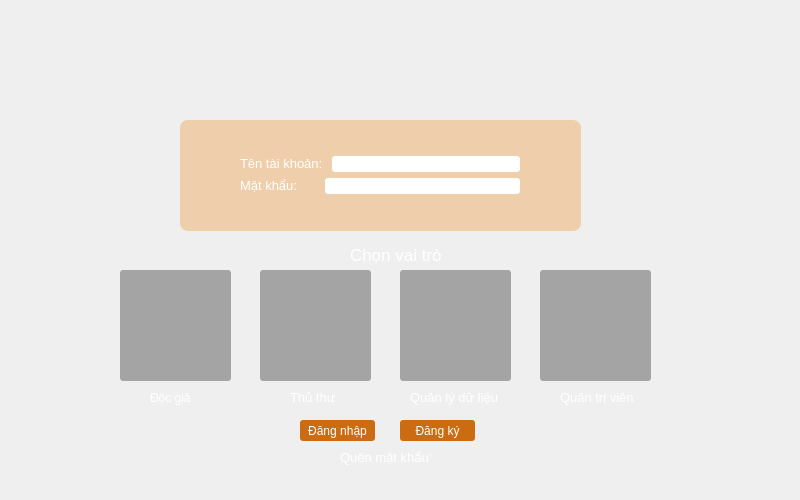
Old version of the form DevilTitan-LIBPRO-64/LIBPRO.ui in the repository DevilTitan/DevilTitan-LIBPRO-64.
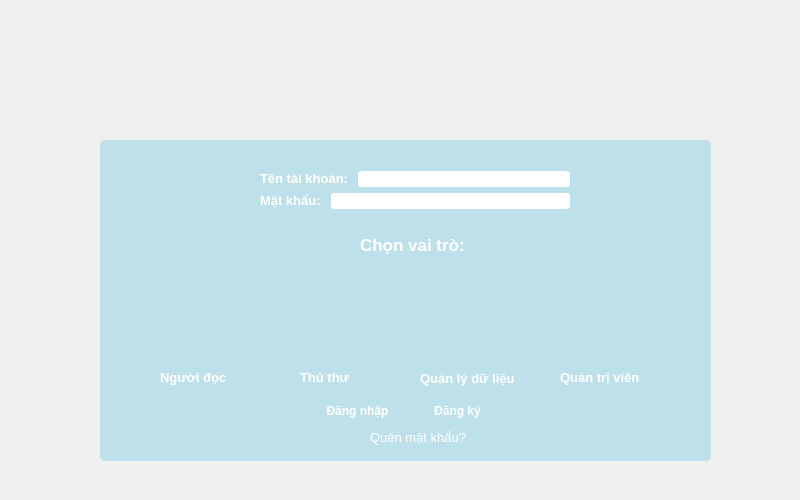
New version of the form. Icons and pictures are not drawn.

Patch:
```diff
--- a/DevilTitan-LIBPRO-64/LIBPRO.ui
+++ b/DevilTitan-LIBPRO-64/LIBPRO.ui
@@ -44,17 +44,18 @@
   <property name="styleSheet">
    <string notr="true">#centralWidget{
 box-shadow: 10px 10px 5px #888888;
-border-image: url(:/appscreen/Resources/appscreen/login-background.png);
+border-image: url(:/appscreen/Resources/appscreen/background.png);
+
 }
 #userForm
 {
-background: rgba(237, 133, 23, 80);
+color: rgba(74, 252, 255,80);
 border-radius: 8px;
 }
+
 QPushButton
 {
 color: white;
-background-color: #cc6c12;
 border-radius: 3px;
 }
 QLineEdit{
@@ -76,12 +77,372 @@
    <property name="styleSheet">
     <string notr="true"/>
    </property>
+   <widget class="QFrame" name="frame">
+    <property name="geometry">
+     <rect>
+      <x>100</x>
+      <y>140</y>
+      <width>611</width>
+      <height>321</height>
+     </rect>
+    </property>
+    <property name="styleSheet">
+     <string notr="true">#frame{
+background-color: rgba(73, 189, 221,0.3);
+border-radius: 5px;
+}
+</string>
+    </property>
+    <property name="frameShape">
+     <enum>QFrame::StyledPanel</enum>
+    </property>
+    <property name="frameShadow">
+     <enum>QFrame::Raised</enum>
+    </property>
+    <widget class="QWidget" name="userForm" native="true">
+     <property name="geometry">
+      <rect>
+       <x>100</x>
+       <y>10</y>
+       <width>431</width>
+       <height>80</height>
+      </rect>
+     </property>
+     <property name="styleSheet">
+      <string notr="true"/>
+     </property>
+     <layout class="QVBoxLayout" name="verticalLayout">
+      <property name="leftMargin">
+       <number>10</number>
+      </property>
+      <item>
+       <layout class="QHBoxLayout" name="horizontalLayout">
+        <property name="leftMargin">
+         <number>50</number>
+        </property>
+        <property name="topMargin">
+         <number>10</number>
+        </property>
+        <property name="rightMargin">
+         <number>50</number>
+        </property>
+        <item>
+         <widget class="QLabel" name="userNameLabel">
+          <property name="styleSheet">
+           <string notr="true">font: 10pt&quot;Segoe UI&quot;;
+font-weight:600;</string>
+          </property>
+          <property name="text">
+           <string>&lt;html&gt;&lt;head/&gt;&lt;body&gt;&lt;p&gt;&lt;span style=&quot; font-size:10pt; color:#ffffff;&quot;&gt;Tên tài khoản: &lt;/span&gt;&lt;/p&gt;&lt;/body&gt;&lt;/html&gt;</string>
+          </property>
+         </widget>
+        </item>
+        <item>
+         <widget class="QLineEdit" name="userNameLineEdit">
+          <property name="sizePolicy">
+           <sizepolicy hsizetype="Expanding" vsizetype="Fixed">
+            <horstretch>0</horstretch>
+            <verstretch>0</verstretch>
+           </sizepolicy>
+          </property>
+          <property name="minimumSize">
+           <size>
+            <width>5</width>
+            <height>0</height>
+           </size>
+          </property>
+         </widget>
+        </item>
+       </layout>
+      </item>
+      <item>
+       <layout class="QHBoxLayout" name="horizontalLayout_2">
+        <property name="leftMargin">
+         <number>50</number>
+        </property>
+        <property name="rightMargin">
+         <number>50</number>
+        </property>
+        <property name="bottomMargin">
+         <number>10</number>
+        </property>
+        <item>
+         <widget class="QLabel" name="passwordLabel">
+          <property name="styleSheet">
+           <string notr="true">font: 10pt&quot;Segoe UI&quot;;
+font-weight:600;</string>
+          </property>
+          <property name="text">
+           <string>&lt;html&gt;&lt;head/&gt;&lt;body&gt;&lt;p&gt;&lt;span style=&quot; font-size:10pt; color:#ffffff;&quot;&gt;Mật khẩu: &lt;/span&gt;&lt;/p&gt;&lt;/body&gt;&lt;/html&gt;</string>
+          </property>
+         </widget>
+        </item>
+        <item>
+         <widget class="QLineEdit" name="passwordLineEdit">
+          <property name="echoMode">
+           <enum>QLineEdit::Password</enum>
+          </property>
+         </widget>
+        </item>
+       </layout>
+      </item>
+     </layout>
+    </widget>
+    <widget class="QPushButton" name="readerAccess">
+     <property name="geometry">
+      <rect>
+       <x>50</x>
+       <y>130</y>
+       <width>91</width>
+       <height>91</height>
+      </rect>
+     </property>
+     <property name="sizePolicy">
+      <sizepolicy hsizetype="Fixed" vsizetype="Fixed">
+       <horstretch>0</horstretch>
+       <verstretch>0</verstretch>
+      </sizepolicy>
+     </property>
+     <property name="styleSheet">
+      <string notr="true">#readerAccess{
+border-image: url(:/icon/Resources/icon/reader.png);
+}
+
+
+</string>
+     </property>
+     <property name="text">
+      <string/>
+     </property>
+     <property name="icon">
+      <iconset resource="LIBPRO.qrc">
+       <normaloff>:/icon/Resources/icon/reader.png</normaloff>:/icon/Resources/icon/reader.png</iconset>
+     </property>
+     <property name="iconSize">
+      <size>
+       <width>3</width>
+       <height>3</height>
+      </size>
+     </property>
+    </widget>
+    <widget class="QPushButton" name="librarianAccess">
+     <property name="geometry">
+      <rect>
+       <x>180</x>
+       <y>130</y>
+       <width>91</width>
+       <height>91</height>
+      </rect>
+     </property>
+     <property name="styleSheet">
+      <string notr="true">#librarianAccess{
+	border-image: url(:/icon/Resources/icon/librarian.png);
+}
+</string>
+     </property>
+     <property name="text">
+      <string/>
+     </property>
+     <property name="icon">
+      <iconset resource="LIBPRO.qrc">
+       <normaloff>:/icon/Resources/icon/librarian.png</normaloff>:/icon/Resources/icon/librarian.png</iconset>
+     </property>
+    </widget>
+    <widget class="QLabel" name="readerLabel">
+     <property name="geometry">
+      <rect>
+       <x>60</x>
+       <y>230</y>
+       <width>71</width>
+       <height>16</height>
+      </rect>
+     </property>
+     <property name="styleSheet">
+      <string notr="true">font: 10pt&quot;Segoe UI&quot;;
+font-weight:600;</string>
+     </property>
+     <property name="text">
+      <string>&lt;html&gt;&lt;head/&gt;&lt;body&gt;&lt;p&gt;&lt;span style=&quot; font-size:10pt; color:#ffffff;&quot;&gt;Người đọc&lt;/span&gt;&lt;/p&gt;&lt;/body&gt;&lt;/html&gt;</string>
+     </property>
+    </widget>
+    <widget class="QLabel" name="librarianLabel">
+     <property name="geometry">
+      <rect>
+       <x>200</x>
+       <y>230</y>
+       <width>51</width>
+       <height>16</height>
+      </rect>
+     </property>
+     <property name="styleSheet">
+      <string notr="true">font: 10pt&quot;Segoe UI&quot;;
+font-weight:600;</string>
+     </property>
+     <property name="text">
+      <string>&lt;html&gt;&lt;head/&gt;&lt;body&gt;&lt;p&gt;&lt;span style=&quot; font-size:10pt; color:#ffffff;&quot;&gt;Thủ thư&lt;/span&gt;&lt;/p&gt;&lt;/body&gt;&lt;/html&gt;</string>
+     </property>
+    </widget>
+    <widget class="QPushButton" name="dataProcessorAccess">
+     <property name="geometry">
+      <rect>
+       <x>320</x>
+       <y>130</y>
+       <width>91</width>
+       <height>91</height>
+      </rect>
+     </property>
+     <property name="sizePolicy">
+      <sizepolicy hsizetype="Fixed" vsizetype="Fixed">
+       <horstretch>0</horstretch>
+       <verstretch>0</verstretch>
+      </sizepolicy>
+     </property>
+     <property name="styleSheet">
+      <string notr="true">#dataProcessorAccess{
+	border-image: url(:/icon/Resources/icon/dataProcessor.png);
+}
+</string>
+     </property>
+     <property name="text">
+      <string/>
+     </property>
+    </widget>
+    <widget class="QLabel" name="databaseLabel">
+     <property name="geometry">
+      <rect>
+       <x>320</x>
+       <y>230</y>
+       <width>101</width>
+       <height>17</height>
+      </rect>
+     </property>
+     <property name="styleSheet">
+      <string notr="true">font: 10pt&quot;Segoe UI&quot;;
+font-weight:600;</string>
+     </property>
+     <property name="text">
+      <string>&lt;html&gt;&lt;head/&gt;&lt;body&gt;&lt;p&gt;&lt;span style=&quot; font-size:10pt; color:#ffffff;&quot;&gt;Quản lý dữ liệu&lt;/span&gt;&lt;/p&gt;&lt;/body&gt;&lt;/html&gt;</string>
+     </property>
+    </widget>
+    <widget class="QPushButton" name="administratorAccess">
+     <property name="geometry">
+      <rect>
+       <x>450</x>
+       <y>130</y>
+       <width>91</width>
+       <height>91</height>
+      </rect>
+     </property>
+     <property name="sizePolicy">
+      <sizepolicy hsizetype="Fixed" vsizetype="Fixed">
+       <horstretch>0</horstretch>
+       <verstretch>0</verstretch>
+      </sizepolicy>
+     </property>
+     <property name="styleSheet">
+      <string notr="true">#administratorAccess{
+	border-image: url(:/icon/Resources/icon/administrator.png);
+}
+</string>
+     </property>
+     <property name="text">
+      <string/>
+     </property>
+    </widget>
+    <widget class="QLabel" name="administratorLabel">
+     <property name="geometry">
+      <rect>
+       <x>460</x>
+       <y>230</y>
+       <width>81</width>
+       <height>16</height>
+      </rect>
+     </property>
+     <property name="styleSheet">
+      <string notr="true">font: 10pt&quot;Segoe UI&quot;;
+font-weight:600;</string>
+     </property>
+     <property name="text">
+      <string>&lt;html&gt;&lt;head/&gt;&lt;body&gt;&lt;p&gt;&lt;span style=&quot; font-size:10pt; color:#ffffff;&quot;&gt;Quản trị viên&lt;/span&gt;&lt;/p&gt;&lt;/body&gt;&lt;/html&gt;</string>
+     </property>
+    </widget>
+    <widget class="QLabel" name="roleLabel">
+     <property name="geometry">
+      <rect>
+       <x>260</x>
+       <y>90</y>
+       <width>111</width>
+       <height>31</height>
+      </rect>
+     </property>
+     <property name="styleSheet">
+      <string notr="true">#roleLabel{
+font: 10pt&quot;Segoe UI&quot;;
+font-weight:600;
+}</string>
+     </property>
+     <property name="text">
+      <string>&lt;html&gt;&lt;head/&gt;&lt;body&gt;&lt;p&gt;&lt;span style=&quot; font-size:13pt; color:#ffffff;&quot;&gt;Chọn vai trò:&lt;/span&gt;&lt;/p&gt;&lt;/body&gt;&lt;/html&gt;</string>
+     </property>
+    </widget>
+    <widget class="QPushButton" name="loginButton">
+     <property name="geometry">
+      <rect>
+       <x>220</x>
+       <y>260</y>
+       <width>75</width>
+       <height>21</height>
+      </rect>
+     </property>
+     <property name="styleSheet">
+      <string notr="true">font: 10pt&quot;Segoe UI&quot;;
+font-weight:600;</string>
+     </property>
+     <property name="text">
+      <string>Đăng nhập</string>
+     </property>
+    </widget>
+    <widget class="QPushButton" name="signUpButton">
+     <property name="geometry">
+      <rect>
+       <x>320</x>
+       <y>260</y>
+       <width>75</width>
+       <height>21</height>
+      </rect>
+     </property>
+     <property name="styleSheet">
+      <string notr="true">font: 10pt&quot;Segoe UI&quot;;
+font-weight:600;</string>
+     </property>
+     <property name="text">
+      <string>Đăng ký</string>
+     </property>
+    </widget>
+    <widget class="QLabel" name="label">
+     <property name="geometry">
+      <rect>
+       <x>270</x>
+       <y>290</y>
+       <width>101</width>
+       <height>16</height>
+      </rect>
+     </property>
+     <property name="styleSheet">
+      <string notr="true">font: 10pt&quot;Segoe UI&quot;;
+</string>
+     </property>
+     <property name="text">
+      <string>&lt;html&gt;&lt;head/&gt;&lt;body&gt;&lt;p&gt;&lt;span style=&quot; font-size:10pt; color:#ffffff;&quot;&gt;Quên mật khẩu?&lt;/span&gt;&lt;/p&gt;&lt;/body&gt;&lt;/html&gt;</string>
+     </property>
+    </widget>
+   </widget>
    <widget class="QLabel" name="loginLogo">
     <property name="geometry">
      <rect>
       <x>300</x>
       <y>60</y>
-      <width>201</width>
+      <width>211</width>
       <height>41</height>
      </rect>
     </property>
@@ -103,6 +464,9 @@
       <height>100</height>
      </size>
     </property>
+    <property name="styleSheet">
+     <string notr="true"/>
+    </property>
     <property name="text">
      <string/>
     </property>
@@ -113,324 +477,6 @@
      <bool>true</bool>
     </property>
    </widget>
-   <widget class="QPushButton" name="loginButton">
-    <property name="geometry">
-     <rect>
-      <x>300</x>
-      <y>420</y>
-      <width>75</width>
-      <height>21</height>
-     </rect>
-    </property>
-    <property name="styleSheet">
-     <string notr="true"/>
-    </property>
-    <property name="text">
-     <string>Đăng nhập</string>
-    </property>
-   </widget>
-   <widget class="QPushButton" name="signUpButton">
-    <property name="geometry">
-     <rect>
-      <x>400</x>
-      <y>420</y>
-      <width>75</width>
-      <height>21</height>
-     </rect>
-    </property>
-    <property name="styleSheet">
-     <string notr="true"/>
-    </property>
-    <property name="text">
-     <string>Đăng ký</string>
-    </property>
-   </widget>
-   <widget class="QLabel" name="label">
-    <property name="geometry">
-     <rect>
-      <x>340</x>
-      <y>450</y>
-      <width>91</width>
-      <height>16</height>
-     </rect>
-    </property>
-    <property name="text">
-     <string>&lt;html&gt;&lt;head/&gt;&lt;body&gt;&lt;p&gt;&lt;span style=&quot; font-size:10pt; color:#ffffff;&quot;&gt;Quên mật khẩu?&lt;/span&gt;&lt;/p&gt;&lt;/body&gt;&lt;/html&gt;</string>
-    </property>
-   </widget>
-   <widget class="QLabel" name="roleLabel">
-    <property name="geometry">
-     <rect>
-      <x>350</x>
-      <y>240</y>
-      <width>91</width>
-      <height>31</height>
-     </rect>
-    </property>
-    <property name="styleSheet">
-     <string notr="true">#roleLabel{
-font:75 12pt &quot;Calibri&quot;;
-}</string>
-    </property>
-    <property name="text">
-     <string>&lt;html&gt;&lt;head/&gt;&lt;body&gt;&lt;p&gt;&lt;span style=&quot; font-size:13pt; color:#ffffff;&quot;&gt;Chọn vai trò:&lt;/span&gt;&lt;/p&gt;&lt;/body&gt;&lt;/html&gt;</string>
-    </property>
-   </widget>
-   <widget class="QPushButton" name="readerAccess">
-    <property name="geometry">
-     <rect>
-      <x>120</x>
-      <y>270</y>
-      <width>111</width>
-      <height>111</height>
-     </rect>
-    </property>
-    <property name="sizePolicy">
-     <sizepolicy hsizetype="Fixed" vsizetype="Fixed">
-      <horstretch>0</horstretch>
-      <verstretch>0</verstretch>
-     </sizepolicy>
-    </property>
-    <property name="styleSheet">
-     <string notr="true">#readerAccess{
-background: rgba(0,0,0,80);
-border-image: url(:/icon/Resources/icon/reader.png);
-}
-#readerAccess:hover{
-background: rgba(255,255,255,80);
-}
-</string>
-    </property>
-    <property name="text">
-     <string/>
-    </property>
-   </widget>
-   <widget class="QPushButton" name="librarianAccess">
-    <property name="geometry">
-     <rect>
-      <x>260</x>
-      <y>270</y>
-      <width>111</width>
-      <height>111</height>
-     </rect>
-    </property>
-    <property name="styleSheet">
-     <string notr="true">#librarianAccess{
-background: rgba(0,0,0,80);
-	border-image: url(:/icon/Resources/icon/librarian.png);
-}
-#librarianAccess:hover{
-background: rgba(255,255,255,80);
-}</string>
-    </property>
-    <property name="text">
-     <string/>
-    </property>
-   </widget>
-   <widget class="QPushButton" name="dataProcessorAccess">
-    <property name="geometry">
-     <rect>
-      <x>400</x>
-      <y>270</y>
-      <width>111</width>
-      <height>111</height>
-     </rect>
-    </property>
-    <property name="sizePolicy">
-     <sizepolicy hsizetype="Fixed" vsizetype="Fixed">
-      <horstretch>0</horstretch>
-      <verstretch>0</verstretch>
-     </sizepolicy>
-    </property>
-    <property name="styleSheet">
-     <string notr="true">#dataProcessorAccess{
-background: rgba(0,0,0,80);
-	border-image: url(:/icon/Resources/icon/dataProcessor.png);
-}
-#dataProcessorAccess:hover{
-background: rgba(255,255,255,80);
-}</string>
-    </property>
-    <property name="text">
-     <string/>
-    </property>
-   </widget>
-   <widget class="QPushButton" name="administratorAccess">
-    <property name="geometry">
-     <rect>
-      <x>540</x>
-      <y>270</y>
-      <width>111</width>
-      <height>111</height>
-     </rect>
-    </property>
-    <property name="sizePolicy">
-     <sizepolicy hsizetype="Fixed" vsizetype="Fixed">
-      <horstretch>0</horstretch>
-      <verstretch>0</verstretch>
-     </sizepolicy>
-    </property>
-    <property name="styleSheet">
-     <string notr="true">#administratorAccess{
-background: rgba(0,0,0,80);
-	border-image: url(:/icon/Resources/icon/administrator.png);
-}
-#administratorAccess:hover{
-background: rgba(255,255,255,80);
-}</string>
-    </property>
-    <property name="text">
-     <string/>
-    </property>
-   </widget>
-   <widget class="QLabel" name="readerLabel">
-    <property name="geometry">
-     <rect>
-      <x>150</x>
-      <y>390</y>
-      <width>61</width>
-      <height>16</height>
-     </rect>
-    </property>
-    <property name="styleSheet">
-     <string notr="true"/>
-    </property>
-    <property name="text">
-     <string>&lt;html&gt;&lt;head/&gt;&lt;body&gt;&lt;p&gt;&lt;span style=&quot; color:#ffffff;&quot;&gt;Độc giả&lt;/span&gt;&lt;/p&gt;&lt;/body&gt;&lt;/html&gt;</string>
-    </property>
-   </widget>
-   <widget class="QLabel" name="administratorLabel">
-    <property name="geometry">
-     <rect>
-      <x>560</x>
-      <y>390</y>
-      <width>81</width>
-      <height>16</height>
-     </rect>
-    </property>
-    <property name="text">
-     <string>&lt;html&gt;&lt;head/&gt;&lt;body&gt;&lt;p&gt;&lt;span style=&quot; font-size:10pt; color:#ffffff;&quot;&gt;Quản trị viên&lt;/span&gt;&lt;/p&gt;&lt;/body&gt;&lt;/html&gt;</string>
-    </property>
-   </widget>
-   <widget class="QLabel" name="databaseLabel">
-    <property name="geometry">
-     <rect>
-      <x>410</x>
-      <y>390</y>
-      <width>91</width>
-      <height>16</height>
-     </rect>
-    </property>
-    <property name="text">
-     <string>&lt;html&gt;&lt;head/&gt;&lt;body&gt;&lt;p&gt;&lt;span style=&quot; font-size:10pt; color:#ffffff;&quot;&gt;Quản lý dữ liệu&lt;/span&gt;&lt;/p&gt;&lt;/body&gt;&lt;/html&gt;</string>
-    </property>
-   </widget>
-   <widget class="QLabel" name="librarianLabel">
-    <property name="geometry">
-     <rect>
-      <x>290</x>
-      <y>390</y>
-      <width>51</width>
-      <height>16</height>
-     </rect>
-    </property>
-    <property name="text">
-     <string>&lt;html&gt;&lt;head/&gt;&lt;body&gt;&lt;p&gt;&lt;span style=&quot; font-size:10pt; color:#ffffff;&quot;&gt;Thủ thư&lt;/span&gt;&lt;/p&gt;&lt;/body&gt;&lt;/html&gt;</string>
-    </property>
-   </widget>
-   <widget class="QWidget" name="userForm" native="true">
-    <property name="geometry">
-     <rect>
-      <x>180</x>
-      <y>120</y>
-      <width>401</width>
-      <height>111</height>
-     </rect>
-    </property>
-    <layout class="QVBoxLayout" name="verticalLayout">
-     <property name="leftMargin">
-      <number>10</number>
-     </property>
-     <item>
-      <layout class="QHBoxLayout" name="horizontalLayout">
-       <property name="leftMargin">
-        <number>50</number>
-       </property>
-       <property name="topMargin">
-        <number>25</number>
-       </property>
-       <property name="rightMargin">
-        <number>50</number>
-       </property>
-       <item>
-        <widget class="QLabel" name="userNameLabel">
-         <property name="styleSheet">
-          <string notr="true"/>
-         </property>
-         <property name="text">
-          <string>&lt;html&gt;&lt;head/&gt;&lt;body&gt;&lt;p&gt;&lt;span style=&quot; font-size:10pt; color:#ffffff;&quot;&gt;Tên tài khoản: &lt;/span&gt;&lt;/p&gt;&lt;/body&gt;&lt;/html&gt;</string>
-         </property>
-        </widget>
-       </item>
-       <item>
-        <widget class="QLineEdit" name="userNameLineEdit">
-         <property name="sizePolicy">
-          <sizepolicy hsizetype="Expanding" vsizetype="Fixed">
-           <horstretch>0</horstretch>
-           <verstretch>0</verstretch>
-          </sizepolicy>
-         </property>
-         <property name="minimumSize">
-          <size>
-           <width>5</width>
-           <height>0</height>
-          </size>
-         </property>
-        </widget>
-       </item>
-      </layout>
-     </item>
-     <item>
-      <layout class="QHBoxLayout" name="horizontalLayout_2">
-       <property name="leftMargin">
-        <number>50</number>
-       </property>
-       <property name="rightMargin">
-        <number>50</number>
-       </property>
-       <property name="bottomMargin">
-        <number>25</number>
-       </property>
-       <item>
-        <widget class="QLabel" name="passwordLabel">
-         <property name="text">
-          <string>&lt;html&gt;&lt;head/&gt;&lt;body&gt;&lt;p&gt;&lt;span style=&quot; font-size:10pt; color:#ffffff;&quot;&gt;Mật khẩu: &lt;/span&gt;&lt;/p&gt;&lt;/body&gt;&lt;/html&gt;</string>
-         </property>
-        </widget>
-       </item>
-       <item>
-        <widget class="QLineEdit" name="passwordLineEdit">
-         <property name="sizePolicy">
-          <sizepolicy hsizetype="Fixed" vsizetype="Fixed">
-           <horstretch>0</horstretch>
-           <verstretch>0</verstretch>
-          </sizepolicy>
-         </property>
-         <property name="minimumSize">
-          <size>
-           <width>195</width>
-           <height>0</height>
-          </size>
-         </property>
-         <property name="echoMode">
-          <enum>QLineEdit::Password</enum>
-         </property>
-        </widget>
-       </item>
-      </layout>
-     </item>
-    </layout>
-   </widget>
   </widget>
  </widget>
  <layoutdefault spacing="6" margin="11"/>
```
Left out of the diff: 9 changed lines with no effect on the pictures.
